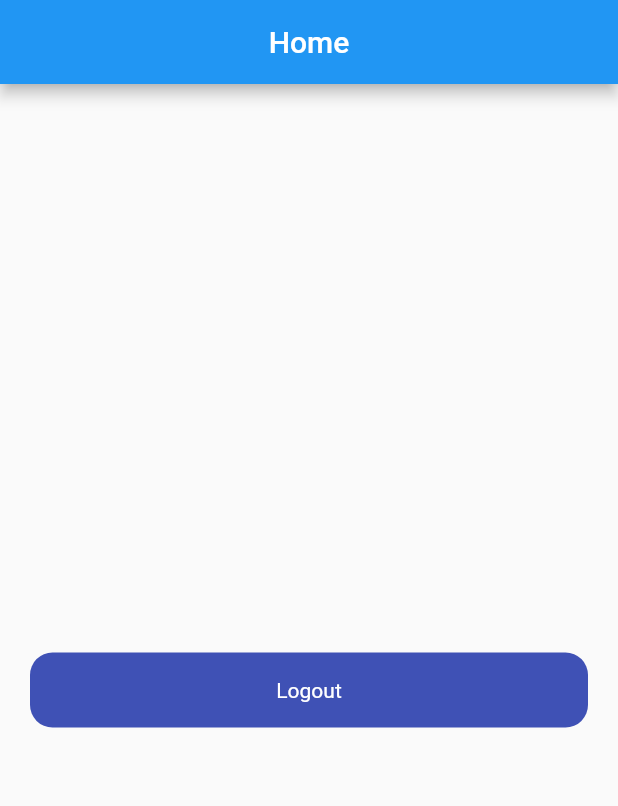
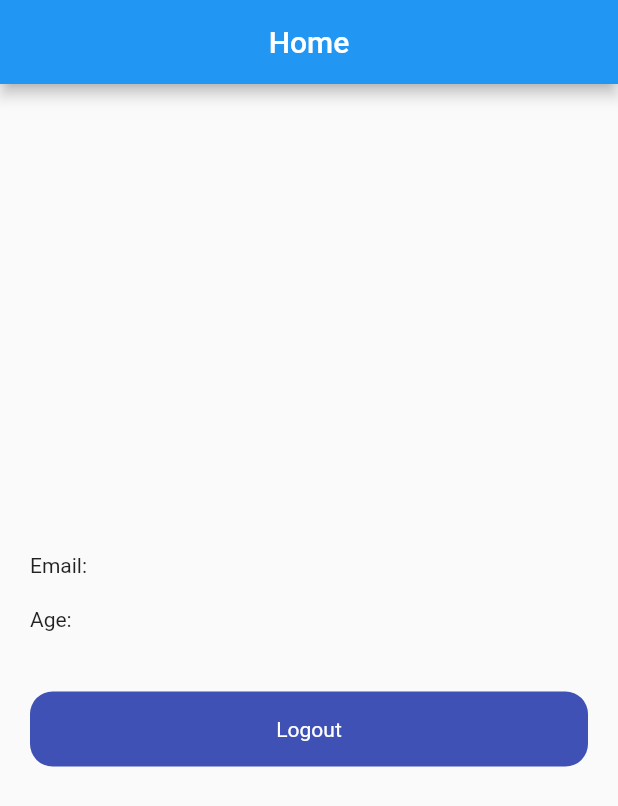
Before and after one commit to ehteshamawan1/multi-role-base-app, a Flutter app: the HomeScreen screen opened directly, on a phone screen of 412 x 824 dp. Shown: the top 806 px of the screen. Run offline on Flutter 3.47's test engine with Material 2 defaults, Android fonts, the phone set to English and light mode, and no system bars; our stand-ins replace shared_preferences; accounts and stored records are empty; network calls fail.

```diff
--- a/lib/screens/home_screen.dart
+++ b/lib/screens/home_screen.dart
@@ -10,6 +10,21 @@ class HomeScreen extends StatefulWidget {
 }
 
 class _HomeScreenState extends State<HomeScreen> {
+  String email = '', age = '';
+  @override
+  void initState() {
+    // TODO: implement initState
+    super.initState();
+    loadData();
+  }
+
+  loadData() async {
+    SharedPreferences sp = await SharedPreferences.getInstance();
+    email = sp.getString('email') ?? '';
+    age = sp.getString('age') ?? '';
+    setState(() {});
+  }
+
   @override
   Widget build(BuildContext context) {
     return Scaffold(
@@ -24,13 +39,34 @@ class _HomeScreenState extends State<HomeScreen> {
           mainAxisAlignment: MainAxisAlignment.center,
           crossAxisAlignment: CrossAxisAlignment.center,
           children: [
-            const SizedBox(height: 40,),
+            Row(
+              mainAxisAlignment: MainAxisAlignment.spaceBetween,
+              children: [
+                const Text('Email:'),
+                Text(email.toString()),
+              ],
+            ),
+            const SizedBox(
+              height: 20,
+            ),
+            Row(
+              mainAxisAlignment: MainAxisAlignment.spaceBetween,
+              children: [
+                const Text('Age:'),
+                Text(age.toString()),
+              ],
+            ),
+            const SizedBox(
+              height: 40,
+            ),
             InkWell(
               onTap: () async {
                 SharedPreferences sp = await SharedPreferences.getInstance();
                 sp.clear();
-                Navigator.push(context,
-                    MaterialPageRoute(builder: (context) => const LoginScreen()));
+                Navigator.push(
+                    context,
+                    MaterialPageRoute(
+                        builder: (context) => const LoginScreen()));
               },
               child: Container(
                 decoration: BoxDecoration(
```
